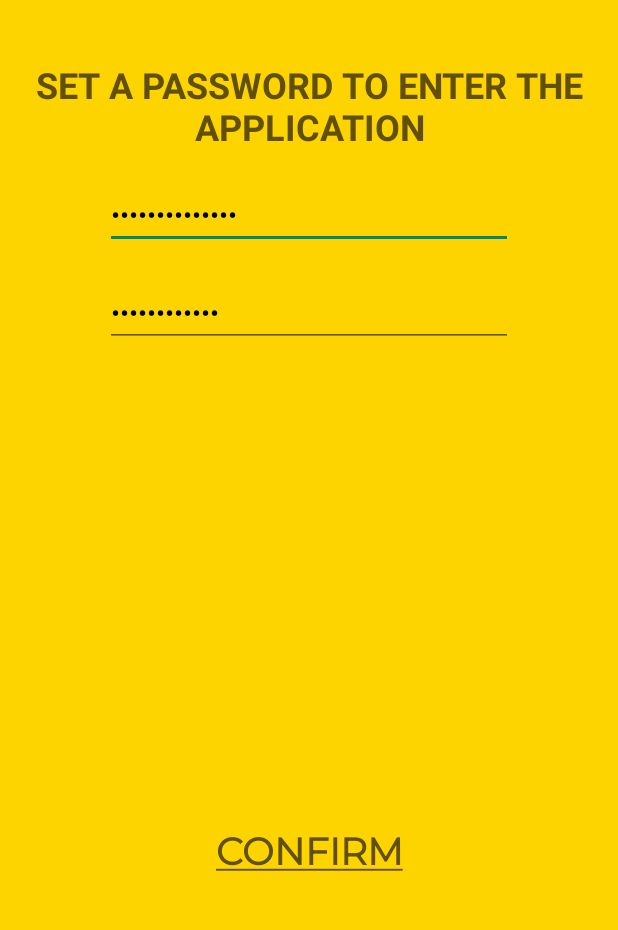
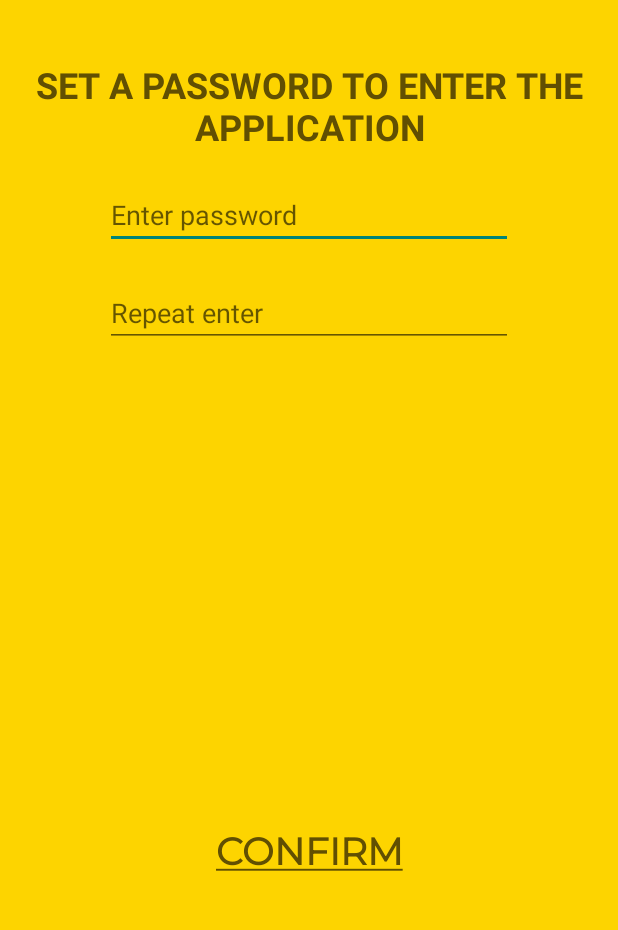
Before and after one commit to SamuilOlegovich/XURA-ANDROID-2026-public, an Android app: the SettingsSetPasswordForApp screen opened directly, with no data from a screen before it, on a phone screen of 412 x 824 dp, the part 293-1223 px from its top. Run offline under Robolectric (Android 15) with nearby library versions, the phone set to English and light mode, and no system bars.

Commit message:
Добавил еще обработки страниц для мультиязычности

```diff
--- a/app/src/main/java/com/samuilolegovich/view/SettingsSetPasswordForApp.java
+++ b/app/src/main/java/com/samuilolegovich/view/SettingsSetPasswordForApp.java
@@ -59,11 +59,8 @@ public class SettingsSetPasswordForApp extends AppCompatActivity {
     }
 
 
-    @SuppressLint("SetTextI18n")
     private void setLanguage() {
         textView.setText(R.string.set_password_to_enter_application);
-        passwordOne.setText(R.string.enter_password_low_case);
-        passwordTwo.setText(R.string.repeat_enter);
         confirm.setText(R.string.set_password);
     }
 
--- a/app/src/main/res/layout/settings_set_password_for_app.xml
+++ b/app/src/main/res/layout/settings_set_password_for_app.xml
@@ -82,8 +82,8 @@
             android:id="@+id/confirm_link"
             android:layout_width="match_parent"
             android:layout_height="wrap_content"
-            android:layout_marginStart="110dp"
-            android:layout_marginEnd="110dp"
+            android:layout_marginStart="50dp"
+            android:layout_marginEnd="50dp"
             android:layout_marginBottom="40dp"
             android:autoLink="all"
             android:fontFamily="@font/montserrat"
```
Also changed, not shown: app/src/main/java/com/samuilolegovich/MainActivity.java (+9 -9 lines), 1 other file.
